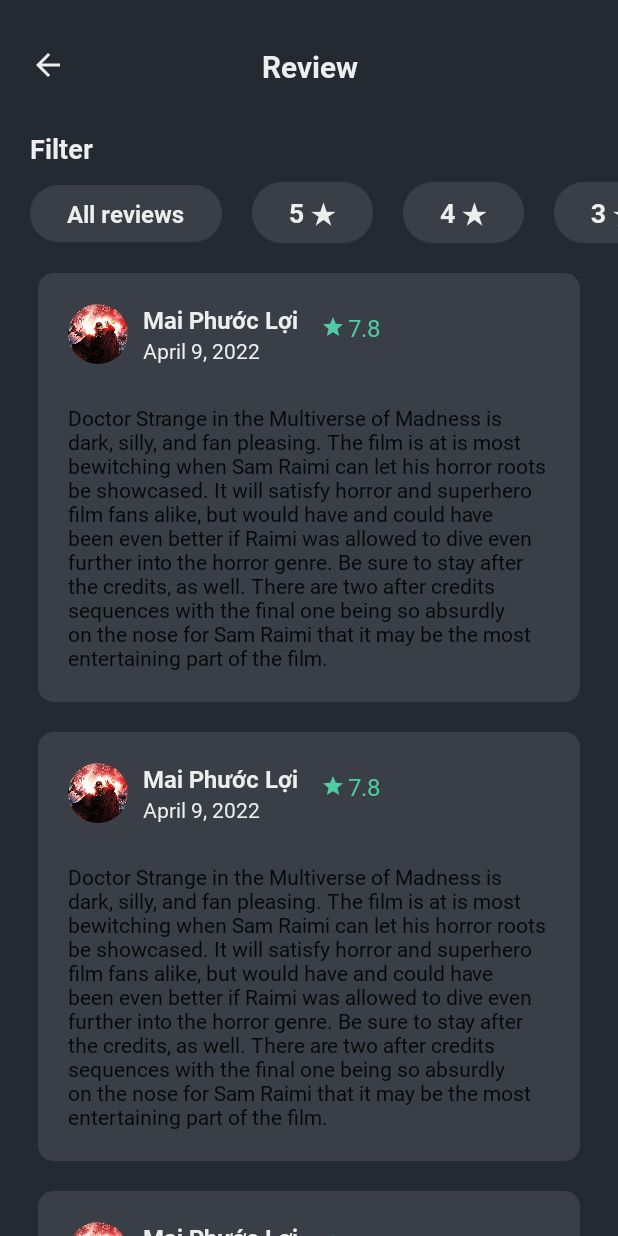
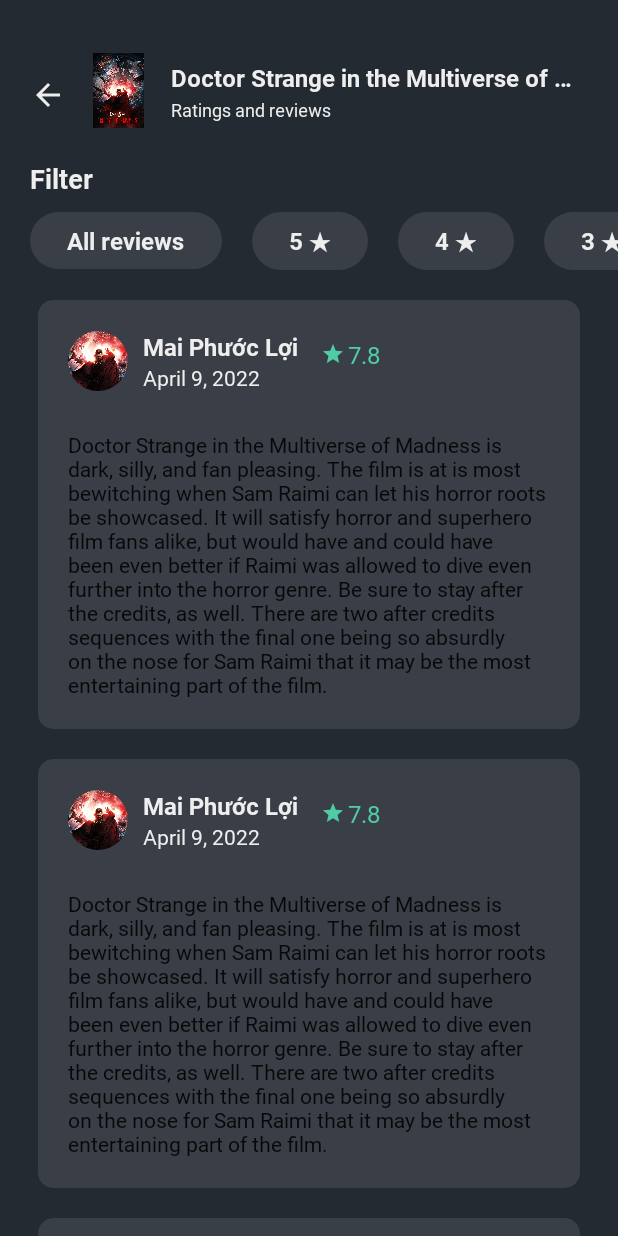
Before and after one commit to maiphuocloi01/MovieReview, an Android app: the layout fragment_review.xml on its own in the app's theme, with its tools: preview values and no code run, on a phone screen of 412 x 824 dp. Run offline under Robolectric (Android 15) with nearby library versions, the phone set to English and light mode, and no system bars; plain views replace ExpandableTextView.

Commit message:
fix date

```diff
--- a/app/src/main/java/com/cnjava/moviereview/view/adapter/MovieAdapter.java
+++ b/app/src/main/java/com/cnjava/moviereview/view/adapter/MovieAdapter.java
@@ -13,6 +13,7 @@ import com.bumptech.glide.load.resource.drawable.DrawableTransitionOptions;
 import com.cnjava.moviereview.databinding.ItemMovieBinding;
 import com.cnjava.moviereview.model.Movie;
 import com.cnjava.moviereview.util.Constants;
+import com.cnjava.moviereview.util.NumberUtils;
 
 public class MovieAdapter extends RecyclerView.Adapter<MovieAdapter.MyViewHolder> {
 
@@ -37,7 +38,7 @@ public class MovieAdapter extends RecyclerView.Adapter<MovieAdapter.MyViewHolder
     @Override
     public void onBindViewHolder(@NonNull MyViewHolder holder, int position) {
         Movie.Result item = movie.results.get(position);
-        holder.binding.tvDate.setText(item.releaseDate);
+        holder.binding.tvDate.setText(NumberUtils.convertDateType3(item.releaseDate));
         holder.binding.tvName.setText(item.title);
         Glide.with(context)
                 .load(String.format(Constants.IMAGE_URL + item.posterPath))
--- a/app/src/main/java/com/cnjava/moviereview/view/fragment/DetailFragment.java
+++ b/app/src/main/java/com/cnjava/moviereview/view/fragment/DetailFragment.java
@@ -1,4 +1,6 @@
 package com.cnjava.moviereview.view.fragment;
+
+import static com.cnjava.moviereview.util.NumberUtils.convertDateType3;
 
 import android.util.Log;
 import android.view.LayoutInflater;
@@ -70,7 +72,7 @@ public class DetailFragment extends BaseFragment<FragmentDetailBinding, CommonVi
         binding.tvReview.setOnClickListener(new View.OnClickListener() {
             @Override
             public void onClick(View view) {
-                callBack.showFragment(ReviewFragment.TAG, null, true);
+                callBack.showFragment(ReviewFragment.TAG, movieDetail, true);
             }
         });
 
@@ -98,7 +100,7 @@ public class DetailFragment extends BaseFragment<FragmentDetailBinding, CommonVi
             binding.tvRuntime.setText(String.format(movieDetail.runtime + " min"));
             binding.tvRating.setText(String.valueOf(movieDetail.voteAverage));
             binding.tvOverview.setText(movieDetail.overview);
-            binding.tvReleaseDate.setText(movieDetail.releaseDate);
+            binding.tvReleaseDate.setText(convertDateType3(movieDetail.releaseDate));
             binding.tvRateCount.setText(String.valueOf(movieDetail.voteCount));
             binding.tvPopularity.setText(String.valueOf(movieDetail.popularity));
             Glide.with(context)
--- a/app/src/main/java/com/cnjava/moviereview/view/fragment/ProfileFragment.java
+++ b/app/src/main/java/com/cnjava/moviereview/view/fragment/ProfileFragment.java
@@ -97,8 +97,7 @@ public class ProfileFragment extends BaseFragment<FragmentProfileBinding, Common
             //CommonUtils.getInstance().clearPref(Constants.USERNAME);
             dialog.dismiss();
         });
+        dialog.show();
 
-
-        dialog.show();
     }
 }
--- a/app/src/main/res/layout/fragment_register.xml
+++ b/app/src/main/res/layout/fragment_register.xml
@@ -178,10 +178,10 @@
             android:textSize="16sp" />
 
         <TextView
-            android:id="@+id/tv_register"
+            android:id="@+id/tv_login"
             android:layout_width="wrap_content"
             android:layout_height="wrap_content"
-            android:text="Sign in"
+            android:text="Sign up"
             android:layout_marginStart="5dp"
             android:textAlignment="center"
             android:textColor="@color/primary"
--- a/app/src/main/res/layout/fragment_review.xml
+++ b/app/src/main/res/layout/fragment_review.xml
@@ -12,7 +12,7 @@
         android:layout_width="match_parent"
         android:layout_height="56dp"
         android:layout_marginHorizontal="20dp"
-        android:layout_marginTop="15dp"
+        android:layout_marginTop="35dp"
         android:gravity="center">
 
         <ImageView
@@ -25,18 +25,57 @@
             android:src="@drawable/ic_back"
             app:tint="@color/light_white" />
 
-        <TextView
+        <TableRow
+            android:layout_marginStart="10dp"
+            android:layout_alignParentTop="true"
+            android:layout_toRightOf="@+id/iv_back"
             android:layout_width="match_parent"
-            android:layout_height="wrap_content"
-            android:layout_alignParentTop="true"
-            android:layout_marginTop="15dp"
-            android:fontFamily="@font/roboto_bold"
-            android:text="Review"
-            android:textAlignment="center"
-            android:textColor="@color/light_white"
-            android:textSize="20sp" />
+            android:layout_height="wrap_content">
+
+            <ImageView
+                android:id="@+id/iv_poster"
+                android:layout_width="50dp"
+                android:layout_height="50dp"
+                android:src="@drawable/img_poster" />
+
+            <LinearLayout
+                android:layout_width="match_parent"
+                android:layout_height="wrap_content"
+                android:orientation="vertical">
+
+                <TextView
+                    android:id="@+id/tv_name"
+                    android:layout_width="match_parent"
+                    android:layout_height="wrap_content"
+                    android:layout_marginTop="5dp"
+                    android:fontFamily="@font/roboto_bold"
+                    android:text="Doctor Strange in the Multiverse of Madness"
+                    android:maxLines="1"
+                    android:ellipsize="end"
+                    android:layout_marginStart="10dp"
+                    android:textColor="@color/light_white"
+                    android:textSize="16sp" />
+
+                <TextView
+                    android:id="@+id/tv_date"
+                    android:layout_width="match_parent"
+                    android:layout_height="wrap_content"
+                    android:layout_marginTop="2dp"
+                    android:fontFamily="@font/roboto_regular"
+                    android:text="Ratings and reviews"
+                    android:maxLines="1"
+                    android:ellipsize="end"
+                    android:layout_marginStart="10dp"
+                    android:textColor="@color/light_white"
+                    android:textSize="12sp" />
+
+            </LinearLayout>
+
+        </TableRow>
+
 
     </RelativeLayout>
+
 
 
     <TextView
@@ -89,7 +128,7 @@
                 android:paddingVertical="8dp"
                 android:text="5 ★"
                 android:textColor="@color/light_white"
-                android:textSize="18sp" />
+                android:textSize="16sp" />
 
             <RadioButton
                 android:id="@+id/rb_four_star"
@@ -103,7 +142,7 @@
                 android:paddingVertical="8dp"
                 android:text="4 ★"
                 android:textColor="@color/light_white"
-                android:textSize="18sp" />
+                android:textSize="16sp" />
 
             <RadioButton
                 android:id="@+id/rb_three_star"
@@ -117,7 +156,7 @@
                 android:paddingVertical="8dp"
                 android:text="3 ★"
                 android:textColor="@color/light_white"
-                android:textSize="18sp" />
+                android:textSize="16sp" />
 
             <RadioButton
                 android:id="@+id/rb_two_star"
@@ -131,7 +170,7 @@
                 android:paddingVertical="8dp"
                 android:text="2 ★"
                 android:textColor="@color/light_white"
-                android:textSize="18sp" />
+                android:textSize="16sp" />
 
             <RadioButton
                 android:id="@+id/rb_one_star"
@@ -146,7 +185,7 @@
                 android:paddingVertical="8dp"
                 android:text="1 ★"
                 android:textColor="@color/light_white"
-                android:textSize="18sp" />
+                android:textSize="16sp" />
         </RadioGroup>
 
     </HorizontalScrollView>
@@ -156,6 +195,7 @@
         android:layout_width="match_parent"
         android:layout_height="wrap_content"
         android:layout_marginHorizontal="20dp"
+        app:layoutManager="androidx.recyclerview.widget.LinearLayoutManager"
         android:layout_marginTop="10dp"
         tools:listitem="@layout/item_review" />
 
```
Also changed, not shown: app/src/main/java/com/cnjava/moviereview/util/NumberUtils.java (+20 -1 lines), app/src/main/java/com/cnjava/moviereview/view/fragment/ReviewFragment.java (+40 -0 lines).
